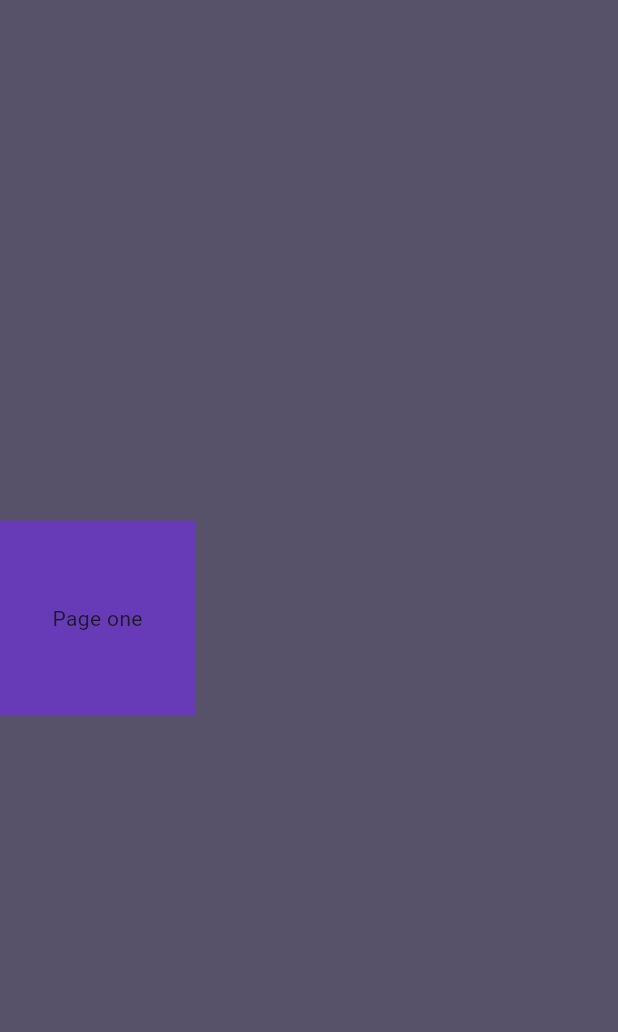
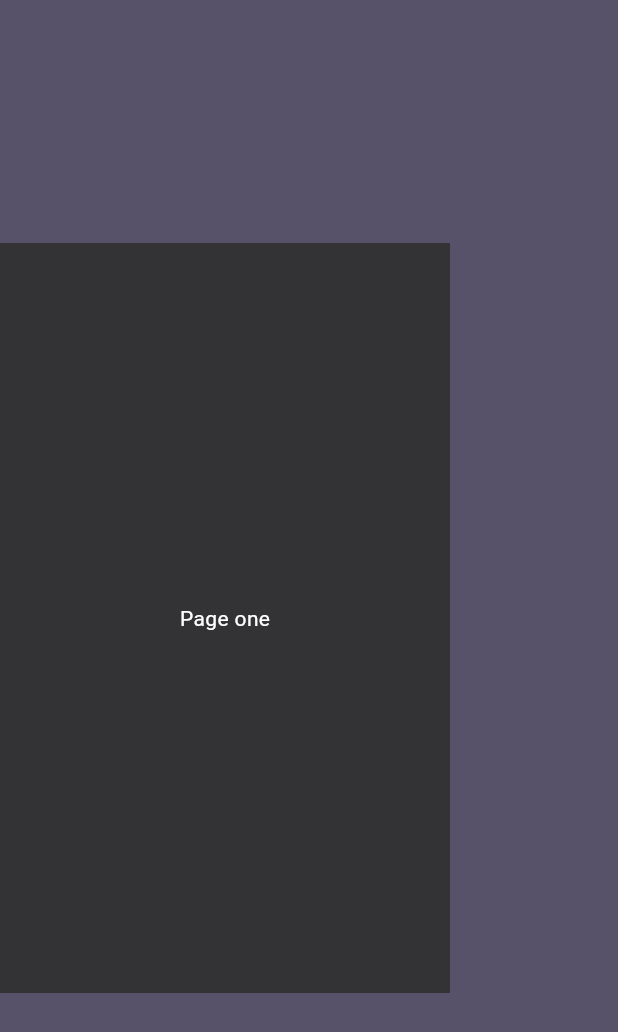
Before and after one commit to ManU4kym/ScrollVue, a Flutter app: the screen it shows after launch, on a phone screen of 412 x 824 dp. Shown: the top 1032 px of the screen. Run offline on Flutter 3.47's test engine with Material 3 defaults, Android fonts, the phone set to English and light mode, and no system bars.

```diff
--- a/lib/home_page.dart
+++ b/lib/home_page.dart
@@ -1,5 +1,9 @@
 import 'package:flutter/material.dart';
+import 'package:flutter/widgets.dart';
 import 'package:pageview/pages/page_1.dart';
+import 'package:pageview/pages/page_2.dart';
+import 'package:pageview/pages/page_3.dart';
+import 'package:pageview/pages/page_4.dart';
 
 class HomePage extends StatefulWidget {
   const HomePage({super.key});
@@ -9,17 +13,28 @@ class HomePage extends StatefulWidget {
 }
 
 class _HomePageState extends State<HomePage> {
+  final _controller = PageController();
   @override
   Widget build(BuildContext context) {
     return Scaffold(
       backgroundColor: const Color.fromARGB(255, 87, 81, 105),
-      body: Center(
-        child: Container(
-          child: Row(
-            crossAxisAlignment: CrossAxisAlignment.center,
-            children: [Page1()],
+      body: Column(
+        mainAxisAlignment: MainAxisAlignment.spaceEvenly,
+        children: [
+          SizedBox(
+            height: 500,
+            width: 300,
+            child: PageView(
+              controller: _controller,
+              children: const [
+                Page1(),
+                Page2(),
+                Page3(),
+                Page4(),
+              ],
+            ),
           ),
-        ),
+        ],
       ),
     );
   }
--- a/lib/pages/page_1.dart
+++ b/lib/pages/page_1.dart
@@ -8,8 +8,13 @@ class Page1 extends StatelessWidget {
     return Container(
       height: 130,
       width: 130,
-      decoration: const BoxDecoration(color: Colors.deepPurple),
-      child: const Center(child: Text('Page one')),
+      decoration: const BoxDecoration(color: Color.fromARGB(255, 51, 50, 53)),
+      child: const Center(
+        child: Text(
+          'Page one',
+          style: TextStyle(color: Colors.white),
+        ),
+      ),
     );
   }
 }
--- a/lib/pages/page_3.dart
+++ b/lib/pages/page_3.dart
@@ -8,7 +8,7 @@ class Page3 extends StatelessWidget {
     return Container(
       height: 130,
       width: 130,
-      decoration: const BoxDecoration(color: Colors.deepPurple),
+      decoration: const BoxDecoration(color: Color.fromARGB(255, 95, 91, 102)),
       child: const Center(child: Text('Page three')),
     );
   }
```
Also changed, not shown: 1 other file.
